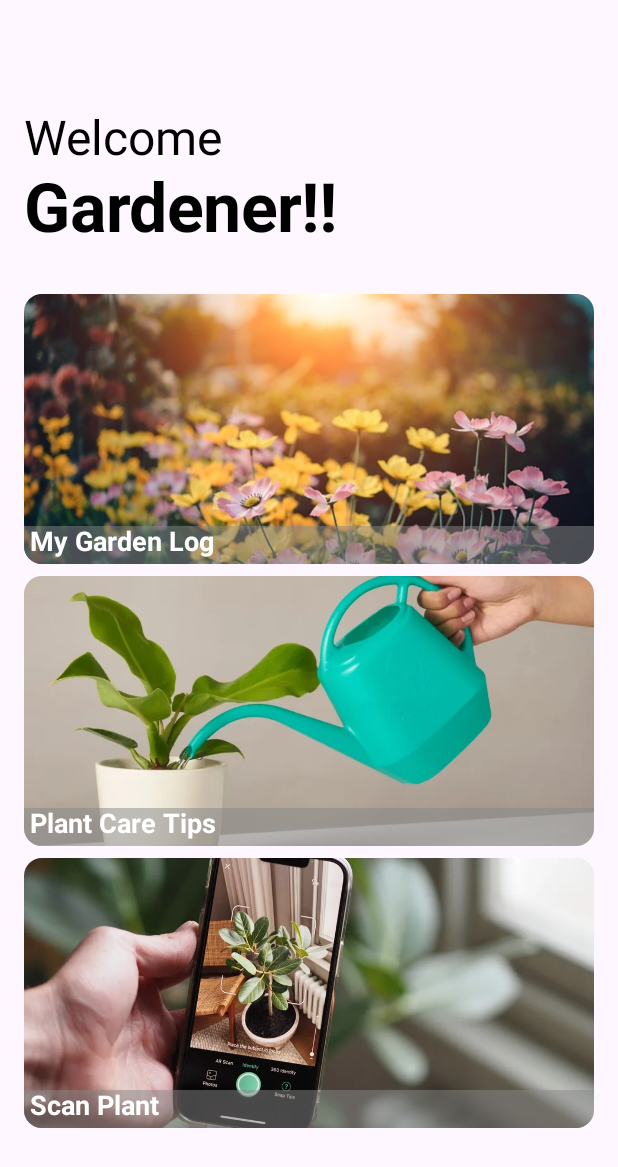
After one commit to vsnappy1/CS473-Mobile-Device-Programming, an Android app built with Jetpack Compose: the HomeScreen screen opened through its navigation route, on a phone screen of 412 x 824 dp. The commit adds this screen. Shown: the top 1167 px of the screen. Run offline under Robolectric (Android 15) with nearby library versions, the phone set to English and light mode, and no system bars.

Commit message:
Added HomeScreen

```diff
--- a/app/src/main/java/com/kumar/mdp/MainActivity.kt
+++ b/app/src/main/java/com/kumar/mdp/MainActivity.kt
@@ -1,10 +1,13 @@
 package com.kumar.mdp
 
+import android.content.Intent
+import android.os.Bundle
+import android.provider.MediaStore
+import androidx.activity.compose.setContent
 import androidx.appcompat.app.AppCompatActivity
-import android.os.Bundle
-import androidx.activity.compose.setContent
 import androidx.navigation.compose.rememberNavController
 import com.kumar.mdp.navigation.NavigationGardening
+
 
 class MainActivity : AppCompatActivity() {
 
@@ -12,7 +15,18 @@ class MainActivity : AppCompatActivity() {
         super.onCreate(savedInstanceState)
         setContent {
             val navHostController = rememberNavController()
-            NavigationGardening(navHostController)
+            NavigationGardening(navHostController, onScanPlantClick = { openCamera() })
+        }
+    }
+
+    private fun openCamera() {
+        // Create an implicit Intent to capture an image
+        val takePictureIntent = Intent(MediaStore.ACTION_IMAGE_CAPTURE)
+
+        // Check if there's a camera app to handle the intent
+        if (takePictureIntent.resolveActivity(packageManager) != null) {
+            // Start the camera activity
+            startActivity(takePictureIntent)
         }
     }
 }
--- a/app/src/main/java/com/kumar/mdp/navigation/Navigation.kt
+++ b/app/src/main/java/com/kumar/mdp/navigation/Navigation.kt
@@ -7,11 +7,23 @@ import androidx.navigation.compose.NavHost
 import androidx.navigation.compose.composable
 import androidx.navigation.navArgument
 import com.kumar.mdp.screen.GardenLogScreen
+import com.kumar.mdp.screen.HomeScreen
 import com.kumar.mdp.screen.PlantDetailScreen
 
 @Composable
-fun NavigationGardening(navController: NavHostController) {
-    NavHost(navController = navController, startDestination = "/garden_log_screen") {
+fun NavigationGardening(navController: NavHostController, onScanPlantClick: () -> Unit) {
+    NavHost(navController = navController, startDestination = "/home") {
+        composable(route = "/home") {
+            HomeScreen(
+                onGardenLogClick = {
+                    navController.navigate(
+                        route = "/garden_log_screen"
+                    )
+                },
+                onPlantCareTipsClick = {},
+                onScanPlantClick = onScanPlantClick
+            )
+        }
         composable(route = "/garden_log_screen") {
             GardenLogScreen() {
                 navController.navigate(
@@ -26,7 +38,7 @@ fun NavigationGardening(navController: NavHostController) {
             })
         ) {
             val plantId = it.arguments?.getInt("plant_id") ?: 0
-            PlantDetailScreen(plantId = plantId, onDelete = {navController.popBackStack()})
+            PlantDetailScreen(plantId = plantId, onDelete = { navController.popBackStack() })
         }
     }
 }
--- /dev/null
+++ b/app/src/main/java/com/kumar/mdp/screen/HomeScreen.kt
@@ -0,0 +1,132 @@
+package com.kumar.mdp.screen
+
+import androidx.annotation.DrawableRes
+import androidx.compose.foundation.Image
+import androidx.compose.foundation.background
+import androidx.compose.foundation.layout.Arrangement
+import androidx.compose.foundation.layout.Box
+import androidx.compose.foundation.layout.Column
+import androidx.compose.foundation.layout.Spacer
+import androidx.compose.foundation.layout.fillMaxSize
+import androidx.compose.foundation.layout.fillMaxWidth
+import androidx.compose.foundation.layout.height
+import androidx.compose.foundation.layout.padding
+import androidx.compose.foundation.rememberScrollState
+import androidx.compose.foundation.verticalScroll
+import androidx.compose.material3.Card
+import androidx.compose.material3.ExperimentalMaterial3Api
+import androidx.compose.material3.MaterialTheme
+import androidx.compose.material3.Text
+import androidx.compose.runtime.Composable
+import androidx.compose.ui.Alignment
+import androidx.compose.ui.Modifier
+import androidx.compose.ui.graphics.Color
+import androidx.compose.ui.layout.ContentScale
+import androidx.compose.ui.res.painterResource
+import androidx.compose.ui.text.font.FontWeight
+import androidx.compose.ui.tooling.preview.Preview
+import androidx.compose.ui.unit.dp
+import androidx.compose.ui.unit.sp
+import com.kumar.mdp.R
+
+@Composable
+fun HomeScreen(
+    onGardenLogClick: () -> Unit,
+    onPlantCareTipsClick: () -> Unit,
+    onScanPlantClick: () -> Unit
+) {
+    Box(
+        modifier = Modifier
+            .fillMaxSize()
+            .padding(16.dp),
+        contentAlignment = Alignment.Center
+    ) {
+        Column(
+            modifier = Modifier.fillMaxWidth(),
+            horizontalAlignment = Alignment.CenterHorizontally,
+        ) {
+            Text(
+                text = "Welcome",
+                style = MaterialTheme.typography.headlineLarge,
+                modifier = Modifier.fillMaxWidth()
+            )
+            Text(
+                text = "Gardener!!",
+                style = MaterialTheme.typography.headlineLarge.copy(
+                    fontSize = 45.sp,
+                    fontWeight = FontWeight.Bold
+                ),
+                modifier = Modifier.fillMaxWidth()
+            )
+            Spacer(modifier = Modifier.height(30.dp))
+            Column(
+                modifier = Modifier.verticalScroll(rememberScrollState()),
+                verticalArrangement = Arrangement.spacedBy(8.dp)
+            ) {
+                FeatureCard(
+                    resourceId = R.drawable.garden,
+                    text = "My Garden Log",
+                    onClick = onGardenLogClick
+                )
+                FeatureCard(
+                    resourceId = R.drawable.plant_care,
+                    text = "Plant Care Tips",
+                    onClick = onPlantCareTipsClick
+                )
+                FeatureCard(
+                    resourceId = R.drawable.scan_plant,
+                    text = "Scan Plant",
+                    onClick = onScanPlantClick
+                )
+            }
+
+        }
+    }
+
+}
+
+@Composable
+@OptIn(ExperimentalMaterial3Api::class)
+private fun FeatureCard(
+    @DrawableRes resourceId: Int,
+    text: String,
+    onClick: () -> Unit
+) {
+    Card(
+        onClick = onClick
+    ) {
+        Box(
+            modifier = Modifier
+                .fillMaxWidth()
+                .height(180.dp)
+        ) {
+            Image(
+                painter = painterResource(id = resourceId),
+                contentDescription = "",
+                modifier = Modifier.fillMaxSize(),
+                contentScale = ContentScale.Crop
+            )
+            Box(
+                modifier = Modifier
+                    .align(Alignment.BottomCenter)
+                    .background(Color.Gray.copy(alpha = 0.5f))
+                    .fillMaxWidth()
+            ) {
+                Text(
+                    text = text,
+                    modifier = Modifier.padding(bottom = 4.dp, start = 4.dp),
+                    color = Color.White,
+                    fontWeight = FontWeight.Bold,
+                    fontSize = 18.sp
+                )
+            }
+        }
+    }
+}
+
+
+@Preview
+@Composable
+fun PreviewHomeScreen() {
+    HomeScreen({}, {}, {})
+}
```
Also changed, not shown: app/src/main/res/drawable/garden.jpg (added), app/src/main/res/drawable/plant_care.png (added), app/src/main/res/drawable/scan_plant.png (added).
